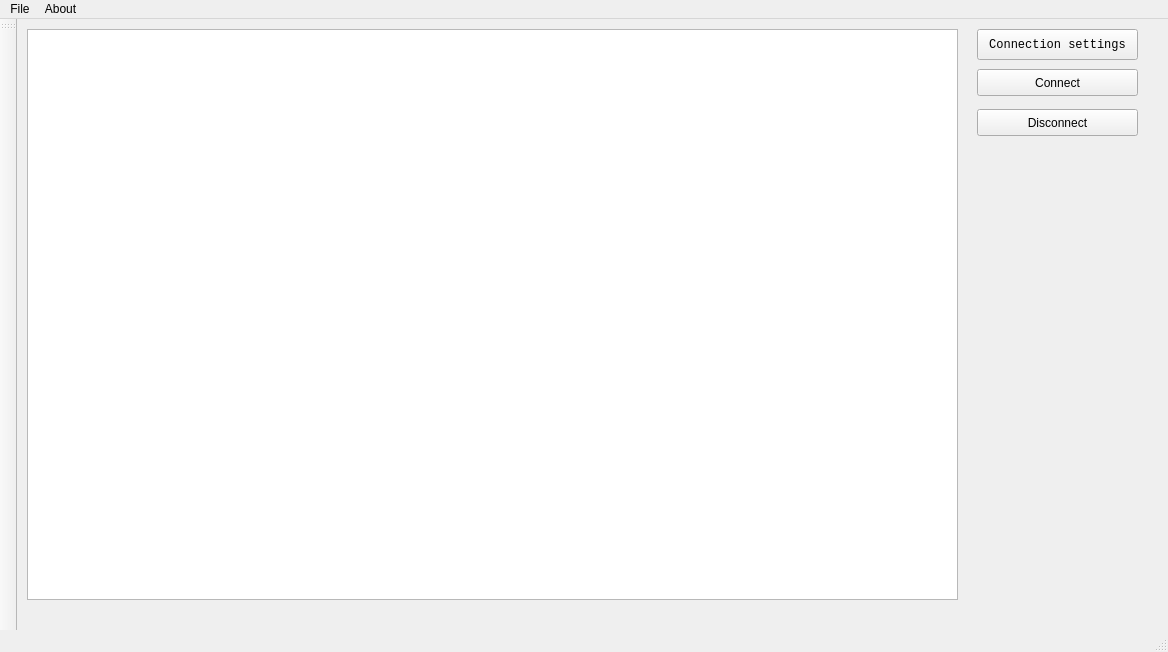
Old version of the form SerialGUI/mainwindow.ui in the repository kamfor/SerialReceiver.
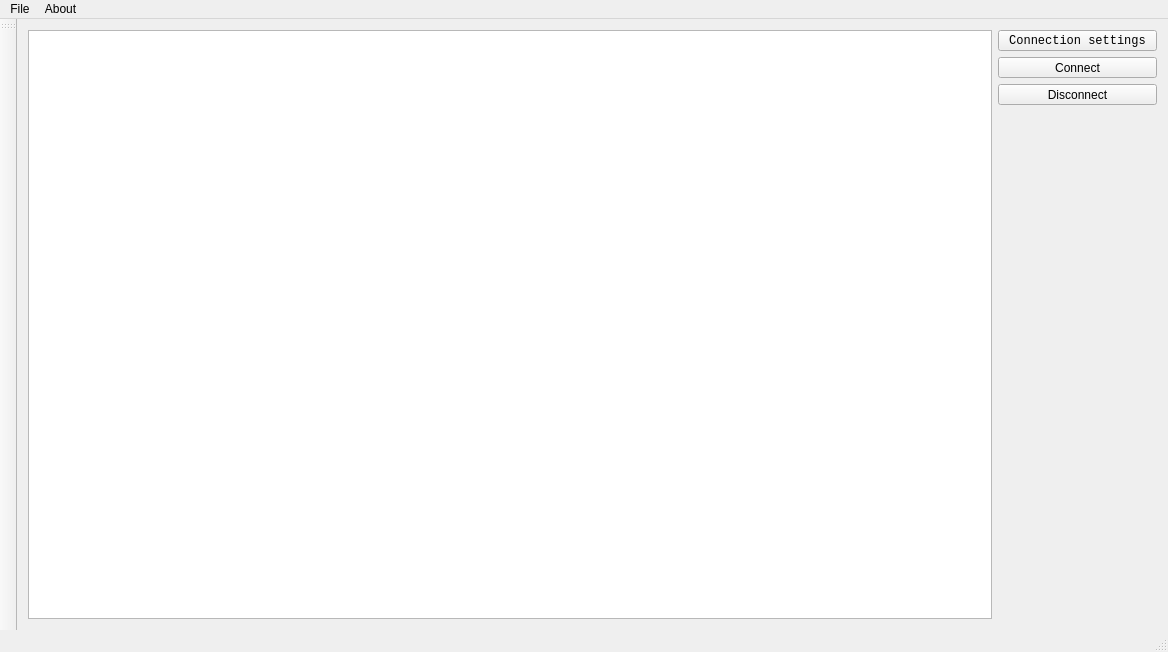
New version of the form.

```diff
--- a/SerialGUI/mainwindow.ui
+++ b/SerialGUI/mainwindow.ui
@@ -20,14 +20,34 @@
    <bool>false</bool>
   </property>
   <widget class="QWidget" name="centralWidget">
+   <layout class="QHBoxLayout" name="horizontalLayout">
+    <item>
+     <widget class="QTextBrowser" name="textBrowser">
+      <property name="maximumSize">
+       <size>
+        <width>2048</width>
+        <height>2048</height>
+       </size>
+      </property>
+      <property name="font">
+       <font>
+        <family>DejaVu Sans</family>
+        <pointsize>12</pointsize>
+       </font>
+      </property>
+     </widget>
+    </item>
+    <item>
+     <layout class="QVBoxLayout" name="verticalLayout_2">
+      <item>
+       <layout class="QVBoxLayout" name="verticalLayout">
+        <item>
    <widget class="QToolButton" name="settButton">
-    <property name="geometry">
-     <rect>
-      <x>960</x>
-      <y>10</y>
-      <width>161</width>
-      <height>31</height>
-     </rect>
+          <property name="maximumSize">
+           <size>
+            <width>169</width>
+            <height>21</height>
+           </size>
     </property>
     <property name="font">
      <font>
@@ -41,48 +61,57 @@
      <string>Connection settings</string>
     </property>
    </widget>
+        </item>
+        <item>
    <widget class="QPushButton" name="ConButton">
-    <property name="geometry">
-     <rect>
-      <x>960</x>
-      <y>50</y>
-      <width>161</width>
-      <height>27</height>
-     </rect>
+          <property name="minimumSize">
+           <size>
+            <width>0</width>
+            <height>21</height>
+           </size>
+          </property>
+          <property name="maximumSize">
+           <size>
+            <width>169</width>
+            <height>21</height>
+           </size>
     </property>
     <property name="text">
      <string>Connect</string>
     </property>
    </widget>
+        </item>
+        <item>
    <widget class="QPushButton" name="pushButton_2">
-    <property name="geometry">
-     <rect>
-      <x>960</x>
-      <y>90</y>
-      <width>161</width>
-      <height>27</height>
-     </rect>
+          <property name="maximumSize">
+           <size>
+            <width>169</width>
+            <height>21</height>
+           </size>
     </property>
     <property name="text">
      <string>Disconnect</string>
     </property>
    </widget>
-   <widget class="QTextBrowser" name="textBrowser">
-    <property name="geometry">
-     <rect>
-      <x>10</x>
-      <y>10</y>
-      <width>931</width>
-      <height>571</height>
-     </rect>
-    </property>
-    <property name="font">
-     <font>
-      <family>DejaVu Sans</family>
-      <pointsize>12</pointsize>
-     </font>
-    </property>
-   </widget>
+        </item>
+       </layout>
+      </item>
+      <item>
+       <spacer name="verticalSpacer">
+        <property name="orientation">
+         <enum>Qt::Vertical</enum>
+        </property>
+        <property name="sizeHint" stdset="0">
+         <size>
+          <width>20</width>
+          <height>478</height>
+         </size>
+        </property>
+       </spacer>
+      </item>
+     </layout>
+    </item>
+   </layout>
   </widget>
   <widget class="QMenuBar" name="menuBar">
    <property name="geometry">
```
Lines whose indentation alone changed are shown as unchanged.
